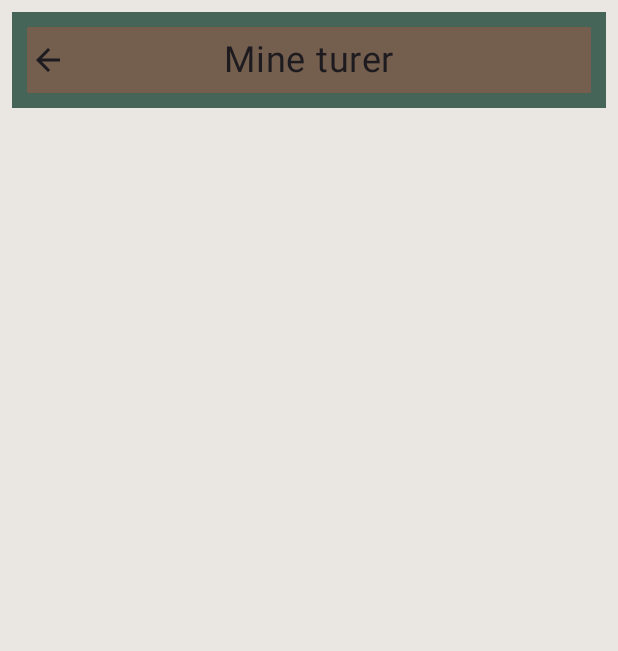
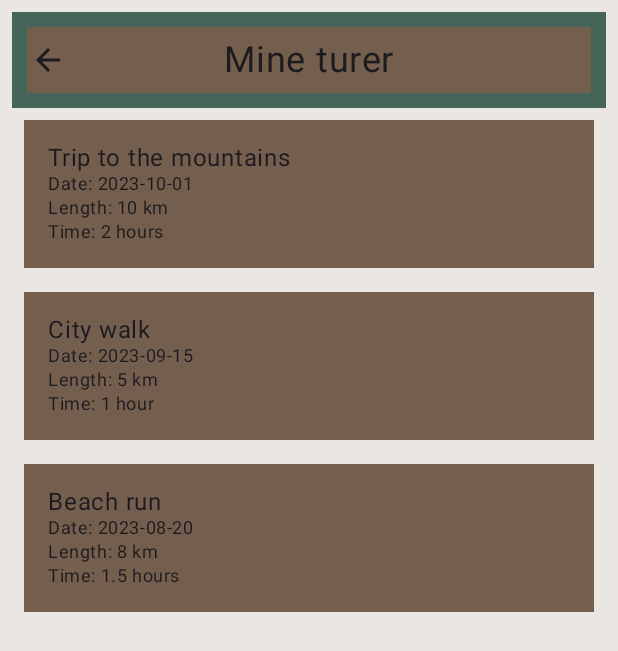
Before and after one commit to BjornToreLodding/HoplaGitHub, an Android app built with Jetpack Compose: the composable MyTripsScreen shown on its own in the app's theme, on a phone screen of 412 x 824 dp. Shown: the top 651 px of the screen. Run offline under Robolectric (Android 15) with nearby library versions, the phone set to English and light mode, and no system bars; our stand-ins replace livedata-compose.

Commit message:
Trip profile

```diff
--- a/Android/app/src/main/java/com/example/hopla/LoginScreen.kt
+++ b/Android/app/src/main/java/com/example/hopla/LoginScreen.kt
@@ -20,6 +20,8 @@ import androidx.compose.ui.unit.sp
 import androidx.compose.ui.window.Dialog
 import com.example.hopla.ui.theme.PrimaryBlack
 import com.example.hopla.ui.theme.PrimaryWhite
+
+// Legge til navn og etternavn i innlogging / profil
 
 @Composable
 fun LoginScreen(onLogin: () -> Unit, onCreateUser: () -> Unit) {
--- a/Android/app/src/main/java/com/example/hopla/ProfileScreen.kt
+++ b/Android/app/src/main/java/com/example/hopla/ProfileScreen.kt
@@ -56,7 +56,16 @@ import androidx.compose.ui.unit.sp
 import com.example.hopla.ui.theme.PrimaryBlack
 import com.example.hopla.ui.theme.PrimaryWhite
 import android.app.Application
+import androidx.compose.foundation.lazy.LazyColumn
+import androidx.compose.foundation.lazy.items
 import androidx.lifecycle.AndroidViewModel
+
+data class Trip(
+    val name: String,
+    val date: String,
+    val length: String,
+    val time: String
+)
 
 @Composable
 fun ProfileScreen(
@@ -605,6 +614,12 @@ fun UserChanges(modifier: Modifier = Modifier) {
 
 @Composable
 fun MyTripsScreen(navController: NavController) {
+    val trips = listOf(
+        Trip("Trip to the mountains", "2023-10-01", "10 km", "2 hours"),
+        Trip("City walk", "2023-09-15", "5 km", "1 hour"),
+        Trip("Beach run", "2023-08-20", "8 km", "1.5 hours")
+    )
+
     Column(
         modifier = Modifier
             .fillMaxSize()
@@ -637,6 +652,33 @@ fun MyTripsScreen(navController: NavController) {
                     fontSize = 24.sp
                 )
             }
+        }
+
+        LazyColumn(
+            modifier = Modifier.fillMaxSize()
+        ) {
+            items(trips) { trip ->
+                TripItem(trip)
+            }
+        }
+    }
+}
+
+@Composable
+fun TripItem(trip: Trip) {
+    Box(
+        modifier = Modifier
+            .fillMaxWidth()
+            .padding(8.dp)
+            .background(MaterialTheme.colorScheme.secondary)
+            .clickable { /* Handle click event */ }
+            .padding(16.dp)
+    ) {
+        Column {
+            Text(text = trip.name, style = MaterialTheme.typography.bodyLarge)
+            Text(text = "Date: ${trip.date}", style = MaterialTheme.typography.bodySmall)
+            Text(text = "Length: ${trip.length}", style = MaterialTheme.typography.bodySmall)
+            Text(text = "Time: ${trip.time}", style = MaterialTheme.typography.bodySmall)
         }
     }
 }
```
